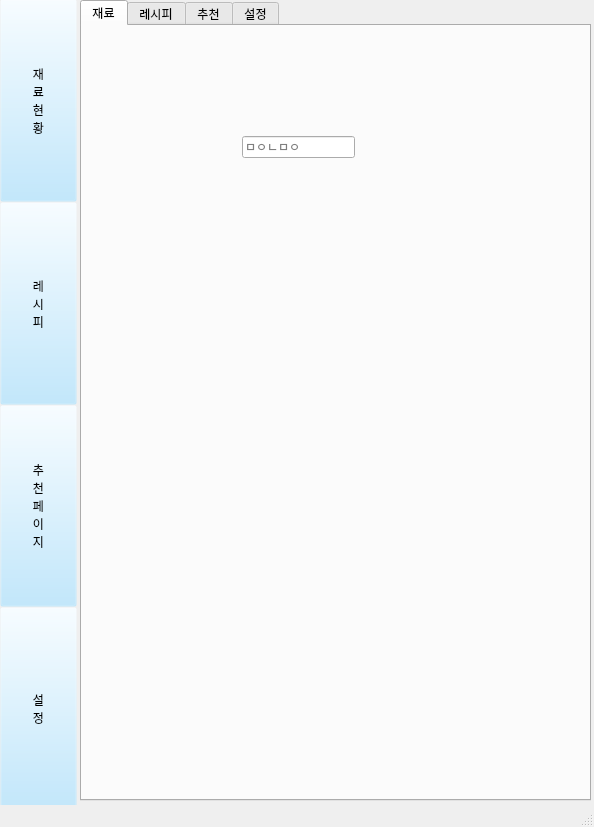
Above: interface/material_stat.ui from lsm-k/team-project before the change. Below: the same form after it.
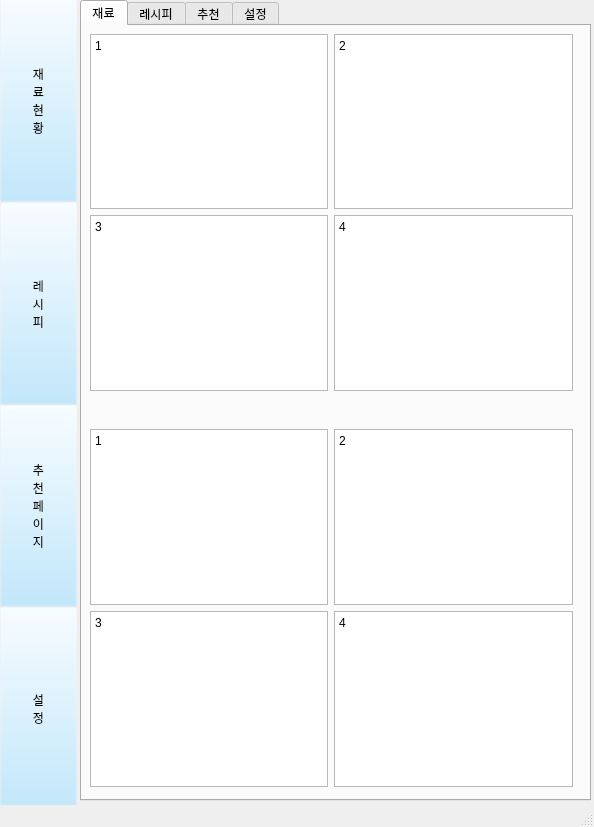
That is the form after the change.

Diff of the .ui file:
```diff
--- a/interface/material_stat.ui
+++ b/interface/material_stat.ui
@@ -139,8 +139,8 @@
         <widget class="QLineEdit" name="lineEdit">
          <property name="geometry">
           <rect>
-           <x>160</x>
-           <y>110</y>
+           <x>330</x>
+           <y>490</y>
            <width>113</width>
            <height>22</height>
           </rect>
@@ -149,6 +149,155 @@
           <string>ㅁㅇㄴㅁㅇ</string>
          </property>
         </widget>
+        <widget class="QWidget" name="verticalLayoutWidget_3">
+         <property name="geometry">
+          <rect>
+           <x>-1</x>
+           <y>-1</y>
+           <width>501</width>
+           <height>771</height>
+          </rect>
+         </property>
+         <layout class="QVBoxLayout" name="verticalLayout">
+          <property name="spacing">
+           <number>20</number>
+          </property>
+          <item>
+           <widget class="QWidget" name="widget_1" native="true">
+            <property name="acceptDrops">
+             <bool>true</bool>
+            </property>
+            <layout class="QGridLayout" name="gridLayout">
+             <item row="0" column="0">
+              <widget class="QTextBrowser" name="textBrowser">
+               <property name="html">
+                <string>&lt;!DOCTYPE HTML PUBLIC &quot;-//W3C//DTD HTML 4.0//EN&quot; &quot;http://www.w3.org/TR/REC-html40/strict.dtd&quot;&gt;
+&lt;html&gt;&lt;head&gt;&lt;meta name=&quot;qrichtext&quot; content=&quot;1&quot; /&gt;&lt;meta charset=&quot;utf-8&quot; /&gt;&lt;style type=&quot;text/css&quot;&gt;
+p, li { white-space: pre-wrap; }
+hr { height: 1px; border-width: 0; }
+li.unchecked::marker { content: &quot;\2610&quot;; }
+li.checked::marker { content: &quot;\2612&quot;; }
+&lt;/style&gt;&lt;/head&gt;&lt;body style=&quot; font-family:'맑은 고딕'; font-size:9pt; font-weight:400; font-style:normal;&quot;&gt;
+&lt;p style=&quot; margin-top:0px; margin-bottom:0px; margin-left:0px; margin-right:0px; -qt-block-indent:0; text-indent:0px;&quot;&gt;1&lt;/p&gt;
+&lt;p style=&quot;-qt-paragraph-type:empty; margin-top:0px; margin-bottom:0px; margin-left:0px; margin-right:0px; -qt-block-indent:0; text-indent:0px;&quot;&gt;&lt;br /&gt;&lt;/p&gt;&lt;/body&gt;&lt;/html&gt;</string>
+               </property>
+              </widget>
+             </item>
+             <item row="1" column="1">
+              <widget class="QTextBrowser" name="textBrowser_4">
+               <property name="html">
+                <string>&lt;!DOCTYPE HTML PUBLIC &quot;-//W3C//DTD HTML 4.0//EN&quot; &quot;http://www.w3.org/TR/REC-html40/strict.dtd&quot;&gt;
+&lt;html&gt;&lt;head&gt;&lt;meta name=&quot;qrichtext&quot; content=&quot;1&quot; /&gt;&lt;meta charset=&quot;utf-8&quot; /&gt;&lt;style type=&quot;text/css&quot;&gt;
+p, li { white-space: pre-wrap; }
+hr { height: 1px; border-width: 0; }
+li.unchecked::marker { content: &quot;\2610&quot;; }
+li.checked::marker { content: &quot;\2612&quot;; }
+&lt;/style&gt;&lt;/head&gt;&lt;body style=&quot; font-family:'맑은 고딕'; font-size:9pt; font-weight:400; font-style:normal;&quot;&gt;
+&lt;p style=&quot; margin-top:0px; margin-bottom:0px; margin-left:0px; margin-right:0px; -qt-block-indent:0; text-indent:0px;&quot;&gt;4&lt;/p&gt;
+&lt;p style=&quot;-qt-paragraph-type:empty; margin-top:0px; margin-bottom:0px; margin-left:0px; margin-right:0px; -qt-block-indent:0; text-indent:0px;&quot;&gt;&lt;br /&gt;&lt;/p&gt;&lt;/body&gt;&lt;/html&gt;</string>
+               </property>
+              </widget>
+             </item>
+             <item row="1" column="0">
+              <widget class="QTextBrowser" name="textBrowser_2">
+               <property name="html">
+                <string>&lt;!DOCTYPE HTML PUBLIC &quot;-//W3C//DTD HTML 4.0//EN&quot; &quot;http://www.w3.org/TR/REC-html40/strict.dtd&quot;&gt;
+&lt;html&gt;&lt;head&gt;&lt;meta name=&quot;qrichtext&quot; content=&quot;1&quot; /&gt;&lt;meta charset=&quot;utf-8&quot; /&gt;&lt;style type=&quot;text/css&quot;&gt;
+p, li { white-space: pre-wrap; }
+hr { height: 1px; border-width: 0; }
+li.unchecked::marker { content: &quot;\2610&quot;; }
+li.checked::marker { content: &quot;\2612&quot;; }
+&lt;/style&gt;&lt;/head&gt;&lt;body style=&quot; font-family:'맑은 고딕'; font-size:9pt; font-weight:400; font-style:normal;&quot;&gt;
+&lt;p style=&quot; margin-top:0px; margin-bottom:0px; margin-left:0px; margin-right:0px; -qt-block-indent:0; text-indent:0px;&quot;&gt;3&lt;/p&gt;&lt;/body&gt;&lt;/html&gt;</string>
+               </property>
+              </widget>
+             </item>
+             <item row="0" column="1">
+              <widget class="QTextBrowser" name="textBrowser_3">
+               <property name="html">
+                <string>&lt;!DOCTYPE HTML PUBLIC &quot;-//W3C//DTD HTML 4.0//EN&quot; &quot;http://www.w3.org/TR/REC-html40/strict.dtd&quot;&gt;
+&lt;html&gt;&lt;head&gt;&lt;meta name=&quot;qrichtext&quot; content=&quot;1&quot; /&gt;&lt;meta charset=&quot;utf-8&quot; /&gt;&lt;style type=&quot;text/css&quot;&gt;
+p, li { white-space: pre-wrap; }
+hr { height: 1px; border-width: 0; }
+li.unchecked::marker { content: &quot;\2610&quot;; }
+li.checked::marker { content: &quot;\2612&quot;; }
+&lt;/style&gt;&lt;/head&gt;&lt;body style=&quot; font-family:'맑은 고딕'; font-size:9pt; font-weight:400; font-style:normal;&quot;&gt;
+&lt;p style=&quot; margin-top:0px; margin-bottom:0px; margin-left:0px; margin-right:0px; -qt-block-indent:0; text-indent:0px;&quot;&gt;2&lt;/p&gt;&lt;/body&gt;&lt;/html&gt;</string>
+               </property>
+              </widget>
+             </item>
+            </layout>
+           </widget>
+          </item>
+          <item>
+           <widget class="QWidget" name="widget_2" native="true">
+            <property name="acceptDrops">
+             <bool>true</bool>
+            </property>
+            <layout class="QGridLayout" name="gridLayout_3">
+             <item row="1" column="1">
+              <widget class="QTextBrowser" name="textBrowser_12">
+               <property name="html">
+                <string>&lt;!DOCTYPE HTML PUBLIC &quot;-//W3C//DTD HTML 4.0//EN&quot; &quot;http://www.w3.org/TR/REC-html40/strict.dtd&quot;&gt;
+&lt;html&gt;&lt;head&gt;&lt;meta name=&quot;qrichtext&quot; content=&quot;1&quot; /&gt;&lt;meta charset=&quot;utf-8&quot; /&gt;&lt;style type=&quot;text/css&quot;&gt;
+p, li { white-space: pre-wrap; }
+hr { height: 1px; border-width: 0; }
+li.unchecked::marker { content: &quot;\2610&quot;; }
+li.checked::marker { content: &quot;\2612&quot;; }
+&lt;/style&gt;&lt;/head&gt;&lt;body style=&quot; font-family:'맑은 고딕'; font-size:9pt; font-weight:400; font-style:normal;&quot;&gt;
+&lt;p style=&quot; margin-top:0px; margin-bottom:0px; margin-left:0px; margin-right:0px; -qt-block-indent:0; text-indent:0px;&quot;&gt;4&lt;/p&gt;
+&lt;p style=&quot;-qt-paragraph-type:empty; margin-top:0px; margin-bottom:0px; margin-left:0px; margin-right:0px; -qt-block-indent:0; text-indent:0px;&quot;&gt;&lt;br /&gt;&lt;/p&gt;&lt;/body&gt;&lt;/html&gt;</string>
+               </property>
+              </widget>
+             </item>
+             <item row="1" column="0">
+              <widget class="QTextBrowser" name="textBrowser_10">
+               <property name="html">
+                <string>&lt;!DOCTYPE HTML PUBLIC &quot;-//W3C//DTD HTML 4.0//EN&quot; &quot;http://www.w3.org/TR/REC-html40/strict.dtd&quot;&gt;
+&lt;html&gt;&lt;head&gt;&lt;meta name=&quot;qrichtext&quot; content=&quot;1&quot; /&gt;&lt;meta charset=&quot;utf-8&quot; /&gt;&lt;style type=&quot;text/css&quot;&gt;
+p, li { white-space: pre-wrap; }
+hr { height: 1px; border-width: 0; }
+li.unchecked::marker { content: &quot;\2610&quot;; }
+li.checked::marker { content: &quot;\2612&quot;; }
+&lt;/style&gt;&lt;/head&gt;&lt;body style=&quot; font-family:'맑은 고딕'; font-size:9pt; font-weight:400; font-style:normal;&quot;&gt;
+&lt;p style=&quot; margin-top:0px; margin-bottom:0px; margin-left:0px; margin-right:0px; -qt-block-indent:0; text-indent:0px;&quot;&gt;3&lt;/p&gt;&lt;/body&gt;&lt;/html&gt;</string>
+               </property>
+              </widget>
+             </item>
+             <item row="0" column="0">
+              <widget class="QTextBrowser" name="textBrowser_9">
+               <property name="html">
+                <string>&lt;!DOCTYPE HTML PUBLIC &quot;-//W3C//DTD HTML 4.0//EN&quot; &quot;http://www.w3.org/TR/REC-html40/strict.dtd&quot;&gt;
+&lt;html&gt;&lt;head&gt;&lt;meta name=&quot;qrichtext&quot; content=&quot;1&quot; /&gt;&lt;meta charset=&quot;utf-8&quot; /&gt;&lt;style type=&quot;text/css&quot;&gt;
+p, li { white-space: pre-wrap; }
+hr { height: 1px; border-width: 0; }
+li.unchecked::marker { content: &quot;\2610&quot;; }
+li.checked::marker { content: &quot;\2612&quot;; }
+&lt;/style&gt;&lt;/head&gt;&lt;body style=&quot; font-family:'맑은 고딕'; font-size:9pt; font-weight:400; font-style:normal;&quot;&gt;
+&lt;p style=&quot; margin-top:0px; margin-bottom:0px; margin-left:0px; margin-right:0px; -qt-block-indent:0; text-indent:0px;&quot;&gt;1&lt;/p&gt;
+&lt;p style=&quot;-qt-paragraph-type:empty; margin-top:0px; margin-bottom:0px; margin-left:0px; margin-right:0px; -qt-block-indent:0; text-indent:0px;&quot;&gt;&lt;br /&gt;&lt;/p&gt;&lt;/body&gt;&lt;/html&gt;</string>
+               </property>
+              </widget>
+             </item>
+             <item row="0" column="1">
+              <widget class="QTextBrowser" name="textBrowser_11">
+               <property name="html">
+                <string>&lt;!DOCTYPE HTML PUBLIC &quot;-//W3C//DTD HTML 4.0//EN&quot; &quot;http://www.w3.org/TR/REC-html40/strict.dtd&quot;&gt;
+&lt;html&gt;&lt;head&gt;&lt;meta name=&quot;qrichtext&quot; content=&quot;1&quot; /&gt;&lt;meta charset=&quot;utf-8&quot; /&gt;&lt;style type=&quot;text/css&quot;&gt;
+p, li { white-space: pre-wrap; }
+hr { height: 1px; border-width: 0; }
+li.unchecked::marker { content: &quot;\2610&quot;; }
+li.checked::marker { content: &quot;\2612&quot;; }
+&lt;/style&gt;&lt;/head&gt;&lt;body style=&quot; font-family:'맑은 고딕'; font-size:9pt; font-weight:400; font-style:normal;&quot;&gt;
+&lt;p style=&quot; margin-top:0px; margin-bottom:0px; margin-left:0px; margin-right:0px; -qt-block-indent:0; text-indent:0px;&quot;&gt;2&lt;/p&gt;&lt;/body&gt;&lt;/html&gt;</string>
+               </property>
+              </widget>
+             </item>
+            </layout>
+           </widget>
+          </item>
+         </layout>
+        </widget>
        </widget>
        <widget class="QWidget" name="recipe_tab">
         <attribute name="title">
```
Left out of the diff: 3 changed lines with no effect on the pictures.
